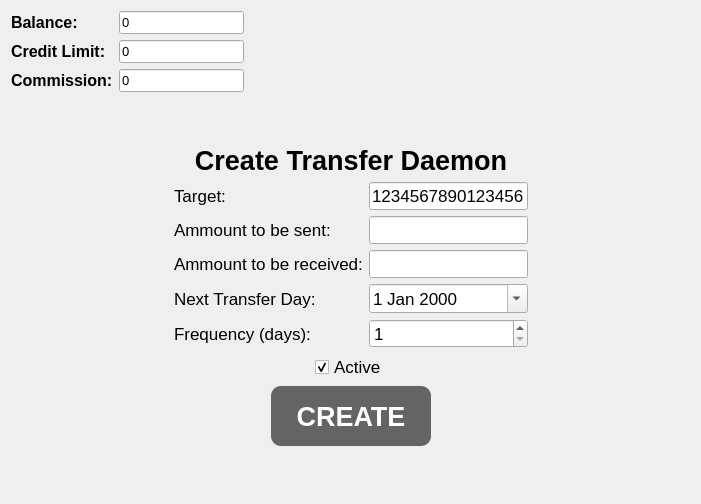
First picture: the form in ATM_Shevchenky/create_transfer_daemon.ui, repository mshevcenko/ATM_Shevchenky, before the edit.
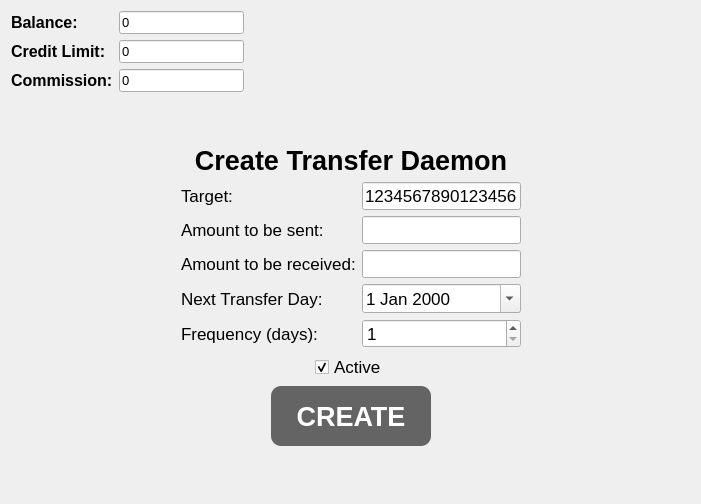
Second picture: the form after the edit. Icons and pictures are not drawn. Custom widgets are drawn as their Qt base class.

The edit to the form file:
```diff
--- a/ATM_Shevchenky/create_transfer_daemon.ui
+++ b/ATM_Shevchenky/create_transfer_daemon.ui
@@ -306,7 +306,7 @@
             </font>
            </property>
            <property name="text">
-            <string>Ammount to be sent:</string>
+            <string>Amount to be sent:</string>
            </property>
           </widget>
          </item>
@@ -336,7 +336,7 @@
             </font>
            </property>
            <property name="text">
-            <string>Ammount to be received:</string>
+            <string>Amount to be received:</string>
            </property>
           </widget>
          </item>
```
